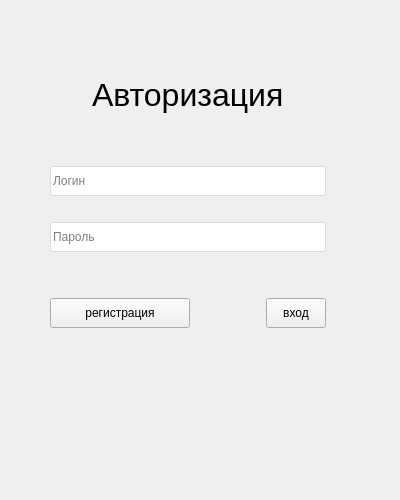
Above: app/app-qt/src/loginwidget/loginwidget.ui from JMICKHs/jmickhenger before the change. Below: the same form after it.
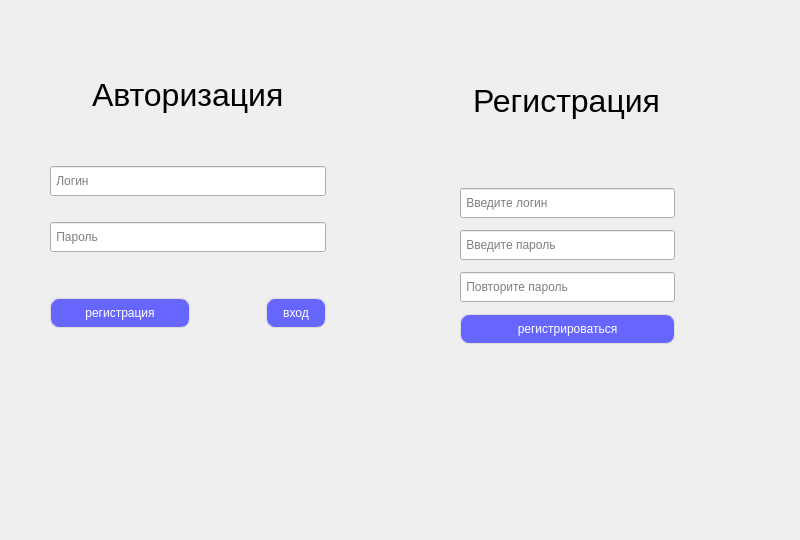
That is the form after the change. Custom widgets are drawn as their Qt base class.

Commit message: login registration up

Patch:
```diff
--- a/app/app-qt/src/loginwidget/loginwidget.ui
+++ b/app/app-qt/src/loginwidget/loginwidget.ui
@@ -6,8 +6,8 @@
    <rect>
     <x>0</x>
     <y>0</y>
-    <width>400</width>
-    <height>500</height>
+    <width>800</width>
+    <height>540</height>
    </rect>
   </property>
   <property name="sizePolicy">
@@ -24,7 +24,7 @@
   </property>
   <property name="maximumSize">
    <size>
-    <width>400</width>
+    <width>800</width>
     <height>550</height>
    </size>
   </property>
@@ -164,19 +164,11 @@
             <height>30</height>
            </size>
           </property>
-          <property name="styleSheet">
-           <string notr="true">QLineEdit{
-                border-style: solid;
-                border-width: 1px;
-                border-radius: 2px;
-                border-color: rgb(220,220,220);
-                }</string>
-          </property>
           <property name="inputMask">
            <string/>
           </property>
           <property name="placeholderText">
-           <string>Логин</string>
+           <string> Логин</string>
           </property>
          </widget>
         </item>
@@ -204,16 +196,8 @@
             <height>30</height>
            </size>
           </property>
-          <property name="styleSheet">
-           <string notr="true">QLineEdit{
-                border-style: solid;
-                border-width: 1px;
-                border-radius: 2px;
-                border-color: rgb(220,220,220);
-                }</string>
-          </property>
           <property name="placeholderText">
-           <string>Пароль</string>
+           <string> Пароль</string>
           </property>
          </widget>
         </item>
@@ -280,7 +264,13 @@
          </size>
         </property>
         <property name="styleSheet">
-         <string notr="true"/>
+         <string notr="true">background-color: rgb(102,102,255);
+border-style: solid;             
+border-width: 1px;               
+border-radius: 9px;            
+border-color: rgb(220,220,220);
+color:white;
+</string>
         </property>
         <property name="text">
          <string>регистрация</string>
@@ -318,7 +308,12 @@
          </size>
         </property>
         <property name="styleSheet">
-         <string notr="true"/>
+         <string notr="true">background-color: rgb(102,102,255);
+border-style: solid;             
+border-width: 1px;               
+border-radius: 9px;            
+border-color: rgb(220,220,220);
+color:white;</string>
         </property>
         <property name="text">
          <string>вход</string>
@@ -361,7 +356,315 @@
     </item>
    </layout>
   </widget>
+  <widget class="QWidget" name="verticalLayoutWidget_2">
+   <property name="geometry">
+    <rect>
+     <x>420</x>
+     <y>20</y>
+     <width>295</width>
+     <height>471</height>
+    </rect>
+   </property>
+   <layout class="QVBoxLayout" name="mainRegistrationLayout">
+    <item>
+     <layout class="QHBoxLayout" name="horizontalLayout_4">
+      <item>
+       <spacer name="horizontalSpacer_8">
+        <property name="orientation">
+         <enum>Qt::Horizontal</enum>
+        </property>
+        <property name="sizeType">
+         <enum>QSizePolicy::Fixed</enum>
+        </property>
+        <property name="sizeHint" stdset="0">
+         <size>
+          <width>40</width>
+          <height>20</height>
+         </size>
+        </property>
+       </spacer>
+      </item>
+      <item>
+       <widget class="QLabel" name="label_2">
+        <property name="sizePolicy">
+         <sizepolicy hsizetype="Fixed" vsizetype="Fixed">
+          <horstretch>0</horstretch>
+          <verstretch>0</verstretch>
+         </sizepolicy>
+        </property>
+        <property name="minimumSize">
+         <size>
+          <width>0</width>
+          <height>50</height>
+         </size>
+        </property>
+        <property name="maximumSize">
+         <size>
+          <width>16777215</width>
+          <height>150</height>
+         </size>
+        </property>
+        <property name="font">
+         <font>
+          <pointsize>24</pointsize>
+         </font>
+        </property>
+        <property name="text">
+         <string>Регистрация</string>
+        </property>
+        <property name="scaledContents">
+         <bool>false</bool>
+        </property>
+       </widget>
+      </item>
+      <item>
+       <spacer name="horizontalSpacer_9">
+        <property name="orientation">
+         <enum>Qt::Horizontal</enum>
+        </property>
+        <property name="sizeType">
+         <enum>QSizePolicy::Fixed</enum>
+        </property>
+        <property name="sizeHint" stdset="0">
+         <size>
+          <width>40</width>
+          <height>20</height>
+         </size>
+        </property>
+       </spacer>
+      </item>
+     </layout>
+    </item>
+    <item>
+     <layout class="QHBoxLayout" name="horizontalLayout_5">
+      <item>
+       <spacer name="horizontalSpacer_10">
+        <property name="orientation">
+         <enum>Qt::Horizontal</enum>
+        </property>
+        <property name="sizeType">
+         <enum>QSizePolicy::Fixed</enum>
+        </property>
+        <property name="sizeHint" stdset="0">
+         <size>
+          <width>40</width>
+          <height>20</height>
+         </size>
+        </property>
+       </spacer>
+      </item>
+      <item>
+       <widget class="CustomInputForms" name="loginRegInput">
+        <property name="minimumSize">
+         <size>
+          <width>0</width>
+          <height>30</height>
+         </size>
+        </property>
+        <property name="placeholderText">
+         <string> Введите логин</string>
+        </property>
+       </widget>
+      </item>
+      <item>
+       <spacer name="horizontalSpacer_11">
+        <property name="orientation">
+         <enum>Qt::Horizontal</enum>
+        </property>
+        <property name="sizeType">
+         <enum>QSizePolicy::Fixed</enum>
+        </property>
+        <property name="sizeHint" stdset="0">
+         <size>
+          <width>40</width>
+          <height>20</height>
+         </size>
+        </property>
+       </spacer>
+      </item>
+     </layout>
+    </item>
+    <item>
+     <layout class="QHBoxLayout" name="horizontalLayout_6">
+      <item>
+       <spacer name="horizontalSpacer_12">
+        <property name="orientation">
+         <enum>Qt::Horizontal</enum>
+        </property>
+        <property name="sizeType">
+         <enum>QSizePolicy::Fixed</enum>
+        </property>
+        <property name="sizeHint" stdset="0">
+         <size>
+          <width>40</width>
+          <height>20</height>
+         </size>
+        </property>
+       </spacer>
+      </item>
+      <item>
+       <widget class="CustomInputForms" name="fPassRegInput">
+        <property name="minimumSize">
+         <size>
+          <width>0</width>
+          <height>30</height>
+         </size>
+        </property>
+        <property name="placeholderText">
+         <string> Введите пароль</string>
+        </property>
+       </widget>
+      </item>
+      <item>
+       <spacer name="horizontalSpacer_13">
+        <property name="orientation">
+         <enum>Qt::Horizontal</enum>
+        </property>
+        <property name="sizeType">
+         <enum>QSizePolicy::Fixed</enum>
+        </property>
+        <property name="sizeHint" stdset="0">
+         <size>
+          <width>40</width>
+          <height>20</height>
+         </size>
+        </property>
+       </spacer>
+      </item>
+     </layout>
+    </item>
+    <item>
+     <layout class="QHBoxLayout" name="horizontalLayout_7">
+      <item>
+       <spacer name="horizontalSpacer_14">
+        <property name="orientation">
+         <enum>Qt::Horizontal</enum>
+        </property>
+        <property name="sizeType">
+         <enum>QSizePolicy::Fixed</enum>
+        </property>
+        <property name="sizeHint" stdset="0">
+         <size>
+          <width>40</width>
+          <height>20</height>
+         </size>
+        </property>
+       </spacer>
+      </item>
+      <item>
+       <widget class="CustomInputForms" name="sPassRegInput">
+        <property name="minimumSize">
+         <size>
+          <width>0</width>
+          <height>30</height>
+         </size>
+        </property>
+        <property name="placeholderText">
+         <string> Повторите пароль</string>
+        </property>
+       </widget>
+      </item>
+      <item>
+       <spacer name="horizontalSpacer_15">
+        <property name="orientation">
+         <enum>Qt::Horizontal</enum>
+        </property>
+        <property name="sizeType">
+         <enum>QSizePolicy::Fixed</enum>
+        </property>
+        <property name="sizeHint" stdset="0">
+         <size>
+          <width>40</width>
+          <height>20</height>
+         </size>
+        </property>
+       </spacer>
+      </item>
+     </layout>
+    </item>
+    <item>
+     <layout class="QHBoxLayout" name="horizontalLayout_8">
+      <item>
+       <spacer name="horizontalSpacer_16">
+        <property name="orientation">
+         <enum>Qt::Horizontal</enum>
+        </property>
+        <property name="sizeType">
+         <enum>QSizePolicy::Fixed</enum>
+        </property>
+        <property name="sizeHint" stdset="0">
+         <size>
+          <width>40</width>
+          <height>20</height>
+         </size>
+        </property>
+       </spacer>
+      </item>
+      <item>
+       <widget class="QPushButton" name="registrateButton">
+        <property name="minimumSize">
+         <size>
+          <width>0</width>
+          <height>30</height>
+         </size>
+        </property>
+        <property name="styleSheet">
+         <string notr="true">background-color: rgb(102,102,255);
+border-style: solid;             
+border-width: 1px;               
+border-radius: 9px;            
+border-color: rgb(220,220,220);
+color:white;</string>
+        </property>
+        <property name="text">
+         <string>регистрироваться</string>
+        </property>
+       </widget>
+      </item>
+      <item>
+       <spacer name="horizontalSpacer_17">
+        <property name="orientation">
+         <enum>Qt::Horizontal</enum>
+        </property>
+        <property name="sizeType">
+         <enum>QSizePolicy::Fixed</enum>
+        </property>
+        <property name="sizeHint" stdset="0">
+         <size>
+          <width>40</width>
+          <height>20</height>
+         </size>
+        </property>
+       </spacer>
+      </item>
+     </layout>
+    </item>
+    <item>
+     <spacer name="verticalSpacer_6">
+      <property name="orientation">
+       <enum>Qt::Vertical</enum>
+      </property>
+      <property name="sizeType">
+       <enum>QSizePolicy::Fixed</enum>
+      </property>
+      <property name="sizeHint" stdset="0">
+       <size>
+        <width>20</width>
+        <height>140</height>
+       </size>
+      </property>
+     </spacer>
+    </item>
+   </layout>
+  </widget>
  </widget>
+ <customwidgets>
+  <customwidget>
+   <class>CustomInputForms</class>
+   <extends>QLineEdit</extends>
+   <header>app-qt/src/custominputforms/custominputforms.h</header>
+  </customwidget>
+ </customwidgets>
  <resources/>
  <connections/>
 </ui>
```
Left out of the diff: 7 changed lines with no effect on the pictures. The commit also changes 13 other files.
